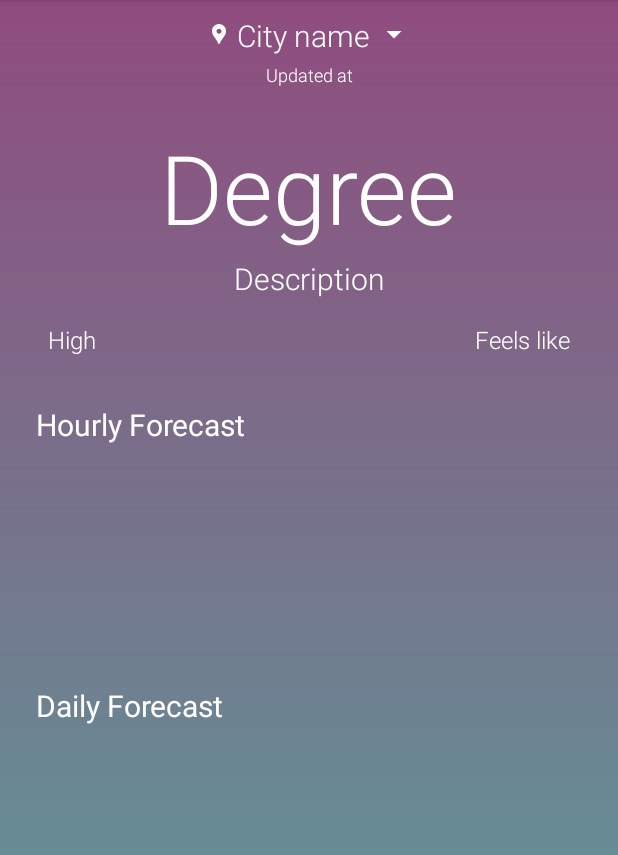
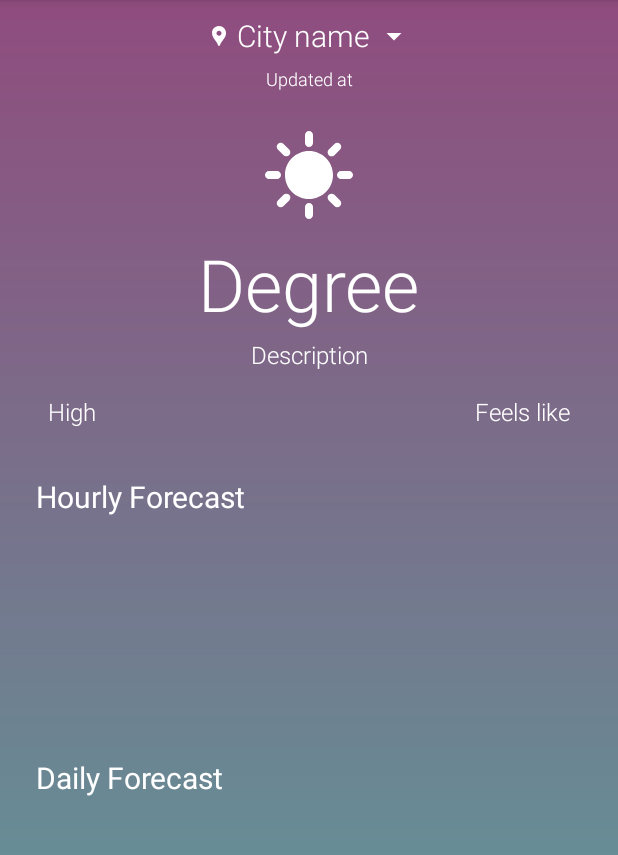
Before and after one commit to gorkemoji/android_packages_apps_Meteo, an Android app: the ForecastActivity screen opened directly, with no data from a screen before it, on a phone screen of 412 x 824 dp, the part 84-939 px from its top. Run offline under Robolectric (Android 15) with nearby library versions, the phone set to English and light mode, and no system bars; 2 statements that could not run were skipped.

```diff
--- a/app/src/main/res/layout/activity_forecast.xml
+++ b/app/src/main/res/layout/activity_forecast.xml
@@ -31,7 +31,7 @@
                     android:layout_width="16dp"
                     android:layout_height="16dp"
                     android:layout_gravity="center_vertical"
-                    android:layout_marginEnd="4dp"
+                    android:layout_margin="4dp"
                     android:contentDescription="@string/location_icon"
                     android:src="@drawable/ic_location_pin_24"
                     app:tint="@color/white" />
@@ -50,7 +50,7 @@
                     android:id="@+id/dropdownIcon"
                     android:layout_width="wrap_content"
                     android:layout_height="wrap_content"
-                    android:layout_marginStart="4dp"
+                    android:layout_margin="4dp"
                     android:layout_gravity="center_vertical"
                     android:contentDescription="@string/city_menu"
                     android:src="@drawable/ic_arrow_drop_down_24"
@@ -70,18 +70,29 @@
                 app:layout_constraintStart_toStartOf="parent"
                 app:layout_constraintTop_toBottomOf="@+id/cityHeaderGroup" />
 
+            <ImageView
+                android:id="@+id/currentWeatherIcon"
+                android:layout_width="64dp"
+                android:layout_height="64dp"
+                android:layout_marginTop="24dp"
+                android:contentDescription="@string/location_icon"
+                android:src="@drawable/ic_weather_day_clear_24"
+                app:layout_constraintEnd_toEndOf="parent"
+                app:layout_constraintStart_toStartOf="parent"
+                app:layout_constraintTop_toBottomOf="@+id/lastUpdatedTxt" />
+
             <TextView
                 android:id="@+id/currentTempTxt"
                 android:layout_width="wrap_content"
                 android:layout_height="wrap_content"
-                android:layout_marginTop="24dp"
+                android:layout_marginTop="8dp"
                 android:fontFamily="sans-serif-light"
                 android:text="@string/degree"
                 android:textColor="@color/white"
-                android:textSize="64sp"
+                android:textSize="48sp"
                 app:layout_constraintEnd_toEndOf="parent"
                 app:layout_constraintStart_toStartOf="parent"
-                app:layout_constraintTop_toBottomOf="@+id/lastUpdatedTxt" />
+                app:layout_constraintTop_toBottomOf="@+id/currentWeatherIcon" />
 
             <TextView
                 android:id="@+id/descriptionTxt"
@@ -91,7 +102,7 @@
                 android:fontFamily="sans-serif-light"
                 android:text="@string/description"
                 android:textColor="@color/white"
-                android:textSize="20sp"
+                android:textSize="16sp"
                 app:layout_constraintEnd_toEndOf="parent"
                 app:layout_constraintStart_toStartOf="parent"
                 app:layout_constraintTop_toBottomOf="@+id/currentTempTxt" />
```
Also changed, not shown: app/src/main/java/com/gorkemoji/meteo/utils/WeatherBackgroundHelper.kt (added, +51 -0 lines), app/src/main/res/values/colors.xml (+18 -0 lines).
